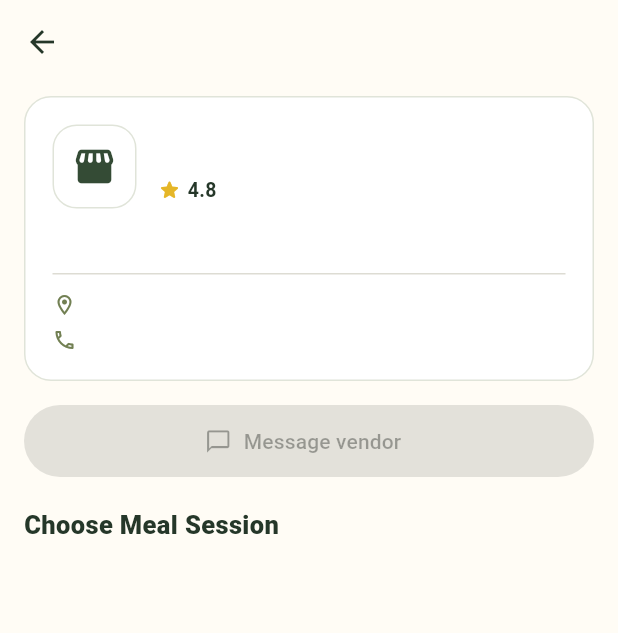
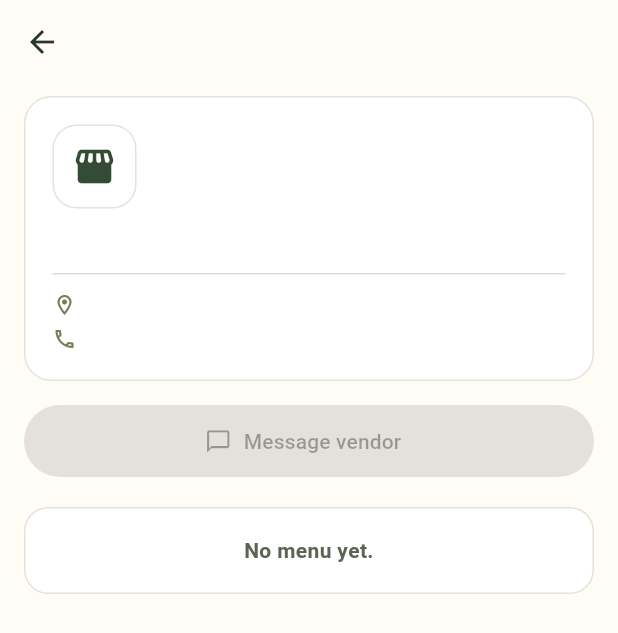
Before and after one commit to niulaility/What2Eat, a Flutter app: the VendorProfilePage screen opened directly with empty values, on a phone screen of 412 x 824 dp. Shown: the top 633 px of the screen. Run offline on Flutter 3.47's test engine with Material 3 defaults, Android fonts, the phone set to English and light mode, and no system bars; our stand-ins replace image_picker, supabase_flutter; accounts and stored records are empty.

Commit message:
W2E-42 View vendor profile

```diff
--- a/What2Eat/lib/features/student/models/customer_discovery_models.dart
+++ b/What2Eat/lib/features/student/models/customer_discovery_models.dart
@@ -49,6 +49,45 @@ class MealSession {
 
   @override
   int get hashCode => id.hashCode;
+}
+
+/// Where "now" falls relative to a menu's ordering window.
+enum MenuOrderStatus {
+  notOpenYet('Not open yet'),
+  open('Open'),
+  closed('Closed');
+
+  const MenuOrderStatus(this.label);
+  final String label;
+}
+
+/// One published vendor menu (`public.menus`) and its ordering window.
+class MenuSessionWindow {
+  const MenuSessionWindow({
+    required this.menuId,
+    required this.session,
+    required this.menuDate,
+    required this.orderOpeningAt,
+    required this.orderClosingAt,
+  });
+
+  final String menuId;
+  final MealSession session;
+
+  /// Local calendar date of the meal (`menu_date`).
+  final DateTime menuDate;
+
+  /// Ordering window, in local time.
+  final DateTime orderOpeningAt, orderClosingAt;
+
+  MenuOrderStatus statusAt(DateTime now) => now.isBefore(orderOpeningAt)
+      ? MenuOrderStatus.notOpenYet
+      : now.isBefore(orderClosingAt)
+      ? MenuOrderStatus.open
+      : MenuOrderStatus.closed;
+
+  /// Only menus inside their ordering window can be opened and ordered from.
+  bool isOpenAt(DateTime now) => statusAt(now) == MenuOrderStatus.open;
 }
 
 class CustomizationOption {
@@ -151,7 +190,9 @@ class VendorProfile {
 
   List<MenuItem> menuForSession(String sessionId) {
     return menuItems
-        .where((item) => item.isAvailable && item.sessionIds.contains(sessionId))
+        .where(
+          (item) => item.isAvailable && item.sessionIds.contains(sessionId),
+        )
         .toList();
   }
 
--- a/What2Eat/lib/features/student/vendor_profile_page.dart
+++ b/What2Eat/lib/features/student/vendor_profile_page.dart
@@ -2,10 +2,13 @@ import 'package:flutter/material.dart';
 
 import 'models/customer_discovery_models.dart';
 import 'theme/what2eat_theme.dart';
-import 'vendor_session_menu_page.dart';
+import 'widgets/menu_status_badge.dart';
 import '../messaging/messaging_pages.dart';
 import '../messaging/messaging_repository.dart';
 
+/// Vendor profile for customers: business details, messaging, and every meal
+/// session the vendor published for the selected date with its ordering
+/// status. Sessions are display-only for now; later only open ones will open.
 class VendorProfilePage extends StatelessWidget {
   const VendorProfilePage({
     super.key,
@@ -13,6 +16,7 @@ class VendorProfilePage extends StatelessWidget {
     required this.universities,
     this.initialDate,
     this.initialSession,
+    this.menus,
     this.messagingRepository,
   });
 
@@ -20,23 +24,14 @@ class VendorProfilePage extends StatelessWidget {
   final List<UniversityOption> universities;
   final DateTime? initialDate;
   final MealSession? initialSession;
+
+  /// The vendor's published menus on [initialDate] (from `public.menus`), in
+  /// any ordering status. `null` falls back to the vendor's sample sessions
+  /// without ordering times (offline widget tests).
+  final List<MenuSessionWindow>? menus;
   final MessagingRepository? messagingRepository;
 
-  List<MealSession> get _availableSessions {
-    if (initialDate != null) {
-      final forDate = vendor.sessionsForDate(initialDate!);
-      if (forDate.isNotEmpty) return forDate;
-    }
-    return vendor.offeredSessions;
-  }
-
-  String _formatDateLabel(DateTime date) {
-    final now = DateTime.now();
-    final today = DateTime(now.year, now.month, now.day);
-    final target = DateTime(date.year, date.month, date.day);
-    if (target == today) return 'Today';
-    if (target == today.add(const Duration(days: 1))) return 'Tomorrow';
-    const months = [
+  static const _months = [
     'Jan',
     'Feb',
     'Mar',
@@ -50,24 +45,56 @@ class VendorProfilePage extends StatelessWidget {
     'Nov',
     'Dec',
   ];
-    return '${date.day} ${months[date.month - 1]}';
+
+  List<MealSession> get _sampleSessions {
+    if (initialDate != null) {
+      final forDate = vendor.sessionsForDate(initialDate!);
+      if (forDate.isNotEmpty) return forDate;
+    }
+    return vendor.offeredSessions;
   }
 
-  void _openSessionMenu(BuildContext context, MealSession session) {
-    Navigator.of(context).push(
-      MaterialPageRoute<void>(
-        builder: (_) => VendorSessionMenuPage(
-          vendor: vendor,
-          session: session,
-          selectedDate: initialDate,
-        ),
-      ),
-    );
+  /// e.g. "28 Nov, 10:00 AM".
+  static String _formatDateTime(DateTime value) {
+    final hour = value.hour % 12 == 0 ? 12 : value.hour % 12;
+    final minute = value.minute.toString().padLeft(2, '0');
+    final period = value.hour < 12 ? 'AM' : 'PM';
+    return '${value.day} ${_months[value.month - 1]}, $hour:$minute $period';
+  }
+
+  String _formatDateLabel(DateTime date) {
+    final now = DateTime.now();
+    final today = DateTime(now.year, now.month, now.day);
+    final target = DateTime(date.year, date.month, date.day);
+    if (target == today) return 'Today';
+    if (target == today.add(const Duration(days: 1))) return 'Tomorrow';
+    return '${date.day} ${_months[date.month - 1]}';
   }
 
   @override
   Widget build(BuildContext context) {
-    final sessions = _availableSessions;
+    final now = DateTime.now();
+    final tiles = menus == null
+        ? [
+            for (final s in _sampleSessions)
+              _MealSessionTile(
+                key: ValueKey('profile-session-${s.id}'),
+                session: s,
+              ),
+          ]
+        : [
+            for (final menu in menus!)
+              _MealSessionTile(
+                key: ValueKey('profile-menu-${menu.menuId}'),
+                session: menu.session,
+                dateLabel: initialDate == null
+                    ? _formatDateLabel(menu.menuDate)
+                    : null,
+                status: menu.statusAt(now),
+                orderingWindow:
+                    '${_formatDateTime(menu.orderOpeningAt)} – ${_formatDateTime(menu.orderClosingAt)}',
+              ),
+          ];
 
     return Scaffold(
       backgroundColor: What2EatTheme.creamBackground,
@@ -96,11 +123,31 @@ class VendorProfilePage extends StatelessWidget {
             repository: messagingRepository,
           ),
           const SizedBox(height: 20),
+          if (tiles.isEmpty)
+            Container(
+              padding: const EdgeInsets.all(18),
+              decoration: BoxDecoration(
+                color: Colors.white,
+                borderRadius: BorderRadius.circular(16),
+                border: Border.all(color: What2EatTheme.border),
+              ),
+              child: Text(
+                initialDate != null
+                    ? 'No menu for ${_formatDateLabel(initialDate!)}.'
+                    : 'No menu yet.',
+                textAlign: TextAlign.center,
+                style: const TextStyle(
+                  fontWeight: FontWeight.w600,
+                  color: What2EatTheme.mutedText,
+                ),
+              ),
+            )
+          else ...[
             Row(
               children: [
                 const Expanded(
                   child: Text(
-                  'Choose Meal Session',
+                    'Meal Sessions',
                     style: TextStyle(
                       fontSize: 17,
                       fontWeight: FontWeight.w800,
@@ -141,12 +188,8 @@ class VendorProfilePage extends StatelessWidget {
               ],
             ),
             const SizedBox(height: 12),
-          for (final session in sessions)
-            _MealSessionTile(
-              session: session,
-              itemCount: vendor.menuForSession(session.id).length,
-              onTap: () => _openSessionMenu(context, session),
-            ),
+            ...tiles,
+          ],
         ],
       ),
     );
@@ -169,23 +212,23 @@ class VendorProfilePage extends StatelessWidget {
               Container(
                 width: 56,
                 height: 56,
+                clipBehavior: Clip.antiAlias,
                 decoration: BoxDecoration(
                   color: Colors.white,
                   borderRadius: BorderRadius.circular(16),
                   border: Border.all(color: What2EatTheme.border),
                 ),
-                child: const Icon(
-                  Icons.storefront_rounded,
-                  color: What2EatTheme.forestGreen,
-                  size: 30,
-                ),
+                child: vendor.logoUrl?.isNotEmpty == true
+                    ? Image.network(
+                        vendor.logoUrl!,
+                        fit: BoxFit.cover,
+                        errorBuilder: (_, _, _) => const _LogoFallback(),
+                      )
+                    : const _LogoFallback(),
               ),
               const SizedBox(width: 14),
               Expanded(
-                child: Column(
-                  crossAxisAlignment: CrossAxisAlignment.start,
-                  children: [
-                    Text(
+                child: Text(
                   vendor.businessName,
                   maxLines: 2,
                   overflow: TextOverflow.ellipsis,
@@ -194,27 +237,6 @@ class VendorProfilePage extends StatelessWidget {
                     fontWeight: FontWeight.w900,
                     color: What2EatTheme.darkGreenText,
                   ),
-                    ),
-                    const SizedBox(height: 4),
-                    Row(
-                      children: [
-                        const Icon(
-                          Icons.star_rounded,
-                          size: 16,
-                          color: Color(0xFFE5B628),
-                        ),
-                        const SizedBox(width: 4),
-                        Text(
-                          vendor.rating.toStringAsFixed(1),
-                          style: const TextStyle(
-                            fontSize: 13,
-                            fontWeight: FontWeight.w700,
-                            color: What2EatTheme.darkGreenText,
-                          ),
-                        ),
-                      ],
-                    ),
-                  ],
                 ),
               ),
             ],
@@ -231,17 +253,36 @@ class VendorProfilePage extends StatelessWidget {
           const SizedBox(height: 12),
           const Divider(color: What2EatTheme.divider, height: 1),
           const SizedBox(height: 12),
-          Row(
+          _DetailRow(
+            icon: Icons.location_on_outlined,
+            text: vendor.businessAddress,
+          ),
+          const SizedBox(height: 6),
+          _DetailRow(
+            icon: Icons.phone_outlined,
+            text: vendor.businessContactNumber,
+          ),
+        ],
+      ),
+    );
+  }
+}
+
+class _DetailRow extends StatelessWidget {
+  const _DetailRow({required this.icon, required this.text});
+
+  final IconData icon;
+  final String text;
+
+  @override
+  Widget build(BuildContext context) => Row(
+    crossAxisAlignment: CrossAxisAlignment.start,
     children: [
-              const Icon(
-                Icons.location_on_outlined,
-                size: 16,
-                color: What2EatTheme.oliveAccent,
-              ),
+      Icon(icon, size: 16, color: What2EatTheme.oliveAccent),
       const SizedBox(width: 6),
       Expanded(
         child: Text(
-                  vendor.businessAddress,
+          text,
           style: const TextStyle(
             fontSize: 12.5,
             color: What2EatTheme.mutedText,
@@ -249,60 +290,63 @@ class VendorProfilePage extends StatelessWidget {
         ),
       ),
     ],
-          ),
-          const SizedBox(height: 6),
-          Row(
-            children: [
-              const Icon(
-                Icons.phone_outlined,
-                size: 16,
-                color: What2EatTheme.oliveAccent,
-              ),
-              const SizedBox(width: 6),
-              Expanded(
-                child: Text(
-                  vendor.businessContactNumber,
-                  maxLines: 1,
-                  overflow: TextOverflow.ellipsis,
-                  style: const TextStyle(
-                    fontSize: 12.5,
-                    color: What2EatTheme.mutedText,
-                  ),
-                ),
-              ),
-            ],
-          ),
-        ],
+  );
+}
+
+class _LogoFallback extends StatelessWidget {
+  const _LogoFallback();
+
+  @override
+  Widget build(BuildContext context) => const Center(
+    child: Icon(
+      Icons.storefront_rounded,
+      color: What2EatTheme.forestGreen,
+      size: 30,
     ),
   );
 }
-}
 
+/// Display-only meal session row (no tap, no menu yet).
 class _MealSessionTile extends StatelessWidget {
   const _MealSessionTile({
+    super.key,
     required this.session,
-    required this.itemCount,
-    required this.onTap,
+    this.dateLabel,
+    this.status,
+    this.orderingWindow,
   });
 
   final MealSession session;
-  final int itemCount;
-  final VoidCallback onTap;
+
+  /// Meal date, shown when no date is selected (e.g. "Tomorrow").
+  final String? dateLabel;
+
+  /// Ordering status now; null for offline sample data.
+  final MenuOrderStatus? status;
+
+  /// "opens – closes" ordering window text; null for offline sample data.
+  final String? orderingWindow;
+
+  /// Only open sessions will be tappable once session menus are wired.
+  bool get isOrderable => status == MenuOrderStatus.open;
 
   @override
   Widget build(BuildContext context) {
+    return Opacity(
+      opacity: status == null || isOrderable ? 1 : 0.6,
+      child: _buildTile(),
+    );
+  }
+
+  Widget _buildTile() {
     return Container(
       margin: const EdgeInsets.only(bottom: 12),
+      padding: const EdgeInsets.symmetric(horizontal: 16, vertical: 15),
       decoration: BoxDecoration(
         color: Colors.white,
         borderRadius: BorderRadius.circular(16),
         border: Border.all(color: What2EatTheme.border),
       ),
-      child: InkWell(
-        onTap: onTap,
-        borderRadius: BorderRadius.circular(16),
-        child: Padding(
-          padding: const EdgeInsets.symmetric(horizontal: 16, vertical: 15),
       child: Row(
         children: [
           Container(
@@ -323,8 +367,13 @@ class _MealSessionTile extends StatelessWidget {
             child: Column(
               crossAxisAlignment: CrossAxisAlignment.start,
               children: [
-                    Text(
-                      session.name,
+                Row(
+                  children: [
+                    Expanded(
+                      child: Text(
+                        dateLabel == null
+                            ? session.name
+                            : '${session.name} · $dateLabel',
                         maxLines: 1,
                         overflow: TextOverflow.ellipsis,
                         style: const TextStyle(
@@ -333,53 +382,54 @@ class _MealSessionTile extends StatelessWidget {
                           color: What2EatTheme.darkGreenText,
                         ),
                       ),
+                    ),
+                    if (status != null) ...[
+                      const SizedBox(width: 8),
+                      MenuStatusBadge(status: status!),
+                    ],
+                  ],
+                ),
+                if (orderingWindow != null) ...[
+                  const SizedBox(height: 4),
+                  const Text(
+                    'Ordering window',
+                    style: TextStyle(
+                      fontSize: 12,
+                      fontWeight: FontWeight.w700,
+                      color: What2EatTheme.oliveAccent,
+                    ),
+                  ),
                   const SizedBox(height: 2),
-                    Text(
-                      '${session.timeRange} ($itemCount ${itemCount == 1 ? 'item' : 'items'})',
-                      maxLines: 1,
-                      overflow: TextOverflow.ellipsis,
+                  Row(
+                    crossAxisAlignment: CrossAxisAlignment.start,
+                    children: [
+                      const Padding(
+                        padding: EdgeInsets.only(top: 1),
+                        child: Icon(
+                          Icons.schedule_outlined,
+                          size: 13,
+                          color: What2EatTheme.subtleText,
+                        ),
+                      ),
+                      const SizedBox(width: 4),
+                      Expanded(
+                        child: Text(
+                          orderingWindow!,
                           style: const TextStyle(
                             fontSize: 12.5,
                             fontWeight: FontWeight.w600,
                             color: What2EatTheme.subtleText,
                           ),
                         ),
-                    const SizedBox(height: 3),
-                    Row(
-                      children: [
-                        const Icon(
-                          Icons.schedule_outlined,
-                          size: 13,
-                          color: What2EatTheme.oliveAccent,
                       ),
-                        const SizedBox(width: 4),
-                        Expanded(
-                          child: Text(
-                            'Last order: ${session.lastOrderTime}',
-                            maxLines: 1,
-                            overflow: TextOverflow.ellipsis,
-                            style: const TextStyle(
-                              fontSize: 12,
-                              fontWeight: FontWeight.w700,
-                              color: What2EatTheme.oliveAccent,
+                    ],
                   ),
+                ],
+              ],
             ),
           ),
         ],
       ),
-                  ],
-                ),
-              ),
-              const SizedBox(width: 8),
-              const Icon(
-                Icons.chevron_right_rounded,
-                color: What2EatTheme.forestGreen,
-                size: 26,
-              ),
-            ],
-          ),
-        ),
-      ),
     );
   }
 }
```
Also changed, not shown: What2Eat/lib/features/student/customer_dashboard_page.dart (+98 -105 lines), What2Eat/lib/features/student/data/customer_discovery_repository.dart (+33 -13 lines), What2Eat/lib/features/student/widgets/menu_status_badge.dart (added, +50 -0 lines). Lines whose indentation alone changed are shown as unchanged.
